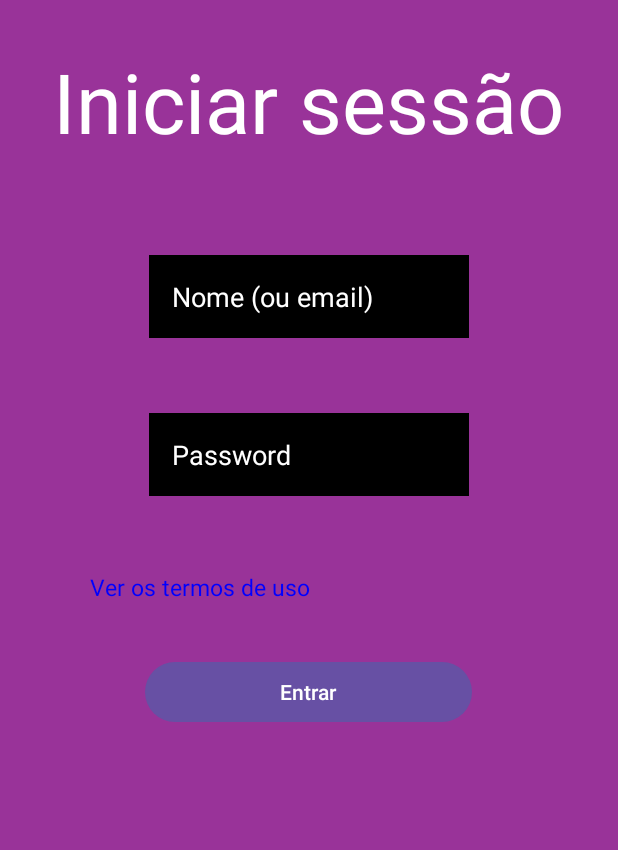
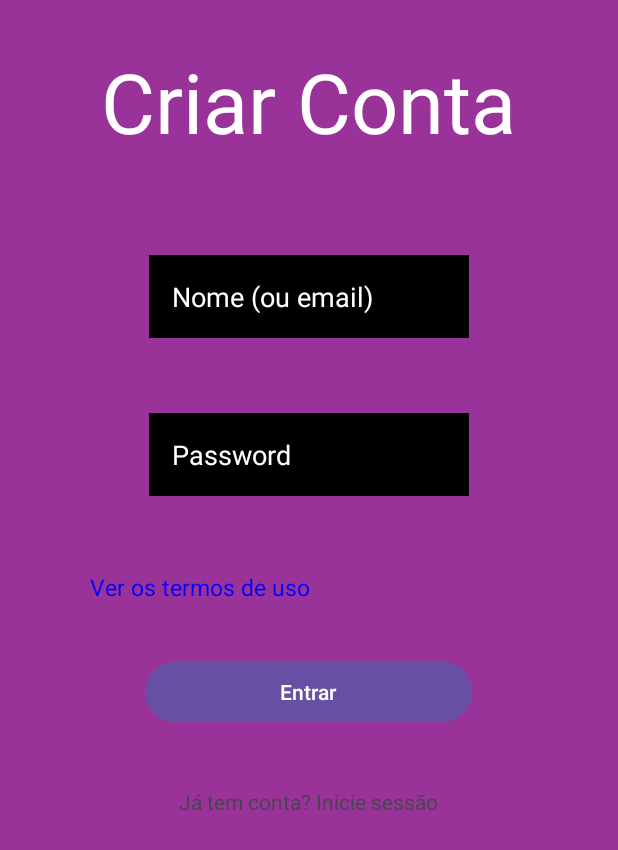
Before and after one commit to JoaoFrancoo/3-maltas-em-perigo, an Android app: the screen it shows after launch (MainActivity), on a phone screen of 412 x 824 dp. Shown: the top 850 px of the screen. Run offline under Robolectric (Android 15) with nearby library versions, the phone set to English and light mode, and no system bars; our stand-ins replace Firebase (no records; nobody signed in at launch, a user with empty details on screens opened directly).

```diff
--- a/app/build.gradle.kts
+++ b/app/build.gradle.kts
@@ -44,6 +44,7 @@ dependencies {
     implementation("androidx.constraintlayout:constraintlayout:2.1.4")
     implementation("com.google.firebase:firebase-auth-ktx:22.3.1")
     implementation("com.google.firebase:firebase-firestore:24.11.1")
+    implementation("androidx.activity:activity:1.8.0")
     testImplementation("junit:junit:4.13.2")
     androidTestImplementation("androidx.test.ext:junit:1.1.5")
     androidTestImplementation("androidx.test.espresso:espresso-core:3.5.1")
--- a/app/src/main/AndroidManifest.xml
+++ b/app/src/main/AndroidManifest.xml
@@ -13,6 +13,9 @@
         android:theme="@style/Theme._3maltasemperigon1"
         tools:targetApi="31">
         <activity
+            android:name=".MainActivity2"
+            android:exported="false" />
+        <activity
             android:name=".MainActivity"
             android:exported="true">
             <intent-filter>
--- a/app/src/main/res/layout/activity_main.xml
+++ b/app/src/main/res/layout/activity_main.xml
@@ -20,7 +20,7 @@
             android:layout_marginTop="15dp"
             android:layout_marginBottom="50dp"
             android:padding="15dp"
-            android:text="@string/inicio_sessao"
+            android:text="@string/criarConta"
             android:textColor="@color/white"
             android:textSize="55sp" />
 
@@ -31,7 +31,7 @@
             android:layout_gravity="center"
             android:background="@color/black"
             android:ems="10"
-            android:hint="Nome (ou email)"
+            android:hint="@string/nomeUser"
             android:inputType="text"
             android:padding="15dp"
             android:textColorHint="@color/white" />
@@ -44,7 +44,7 @@
             android:layout_marginTop="50dp"
             android:background="@color/black"
             android:ems="10"
-            android:hint="Password"
+            android:hint="@string/UserPass"
             android:inputType="textPassword"
             android:padding="15dp"
             android:textColorHint="@color/white" />
@@ -84,6 +84,18 @@
             android:layout_height="wrap_content"
             android:text="" />
 
+        <TextView
+            android:id="@+id/textView"
+            android:layout_width="wrap_content"
+            android:layout_height="wrap_content"
+            android:layout_gravity="center"
+            android:layout_marginTop="20dp"
+            android:gravity="center"
+            android:paddingStart="90sp"
+            android:paddingEnd="90sp"
+            android:clickable="true"
+            android:text="@string/irParaLogin"/>
+
 
     </LinearLayout>
 
--- a/app/src/main/res/values/strings.xml
+++ b/app/src/main/res/values/strings.xml
@@ -5,4 +5,8 @@
     <string name="mensagemFixe">Conta criada com sucesso</string>
     <string name="mensagemErro">Ocorreu um erro ao criar a conta</string>
     <string name="dadosExistem">Os dados já existem</string>
+    <string name="nomeUser">Nome (ou email)</string>
+    <string name="UserPass">Password</string>
+    <string name="criarConta">Criar Conta</string>
+    <string name="irParaLogin">Já tem conta? Inicie sessão</string>
 </resources>
```
Also changed, not shown: app/src/main/java/com/example/a3_maltas_em_perigo_n1/MainActivity.kt (+19 -13 lines), app/src/main/java/com/example/a3_maltas_em_perigo_n1/MainActivity2.kt (added, +20 -0 lines), app/src/main/res/layout/activity_main2.xml (added, +10 -0 lines).
